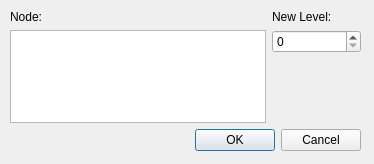
This is src/resource/loggerleveloption.ui in tina-v/rqt_robot_supervisor_monitor as Qt 5 draws it before an edit. The edited form follows.
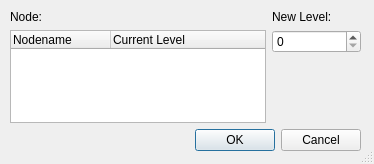
This is the edited form.

Commit message: embeddd optionpanel.ui sucessfull,added button in inspectionpanel which directs to optionpanel.ui

```diff
--- a/src/resource/loggerleveloption.ui
+++ b/src/resource/loggerleveloption.ui
@@ -13,6 +13,9 @@
   <property name="windowTitle">
    <string>Dialog</string>
   </property>
+  <property name="sizeGripEnabled">
+   <bool>true</bool>
+  </property>
   <widget class="QWidget" name="verticalLayoutWidget">
    <property name="geometry">
     <rect>
@@ -25,13 +28,6 @@
    <layout class="QVBoxLayout" name="verticalLayout">
     <item>
      <layout class="QFormLayout" name="formLayout">
-      <item row="0" column="0">
-       <widget class="QLabel" name="label">
-        <property name="text">
-         <string>Node:</string>
-        </property>
-       </widget>
-      </item>
       <item row="0" column="1">
        <widget class="QLabel" name="label_2">
         <property name="text">
@@ -39,9 +35,6 @@
         </property>
        </widget>
       </item>
-      <item row="1" column="0">
-       <widget class="QColumnView" name="columnView_2"/>
-      </item>
       <item row="1" column="1">
        <widget class="QSpinBox" name="spinBox">
         <property name="maximum">
@@ -49,6 +42,39 @@
         </property>
        </widget>
       </item>
+      <item row="0" column="0">
+       <widget class="QLabel" name="label">
+        <property name="text">
+         <string>Node:</string>
+        </property>
+       </widget>
+      </item>
+      <item row="1" column="0">
+       <widget class="QTreeWidget" name="node_tree">
+        <property name="minimumSize">
+         <size>
+          <width>75</width>
+          <height>25</height>
+         </size>
+        </property>
+        <property name="alternatingRowColors">
+         <bool>true</bool>
+        </property>
+        <property name="sortingEnabled">
+         <bool>false</bool>
+        </property>
+        <column>
+         <property name="text">
+          <string>Nodename</string>
+         </property>
+        </column>
+        <column>
+         <property name="text">
+          <string>Current Level</string>
+         </property>
+        </column>
+       </widget>
+      </item>
      </layout>
     </item>
     <item>
```
The commit also changes 7 other files.
